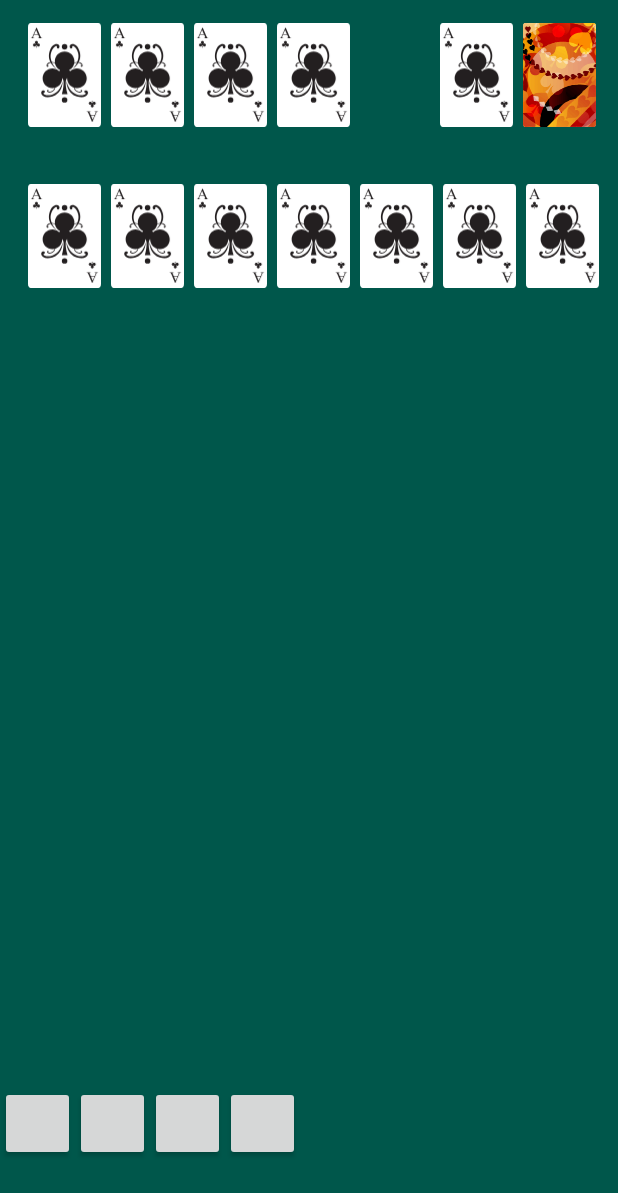
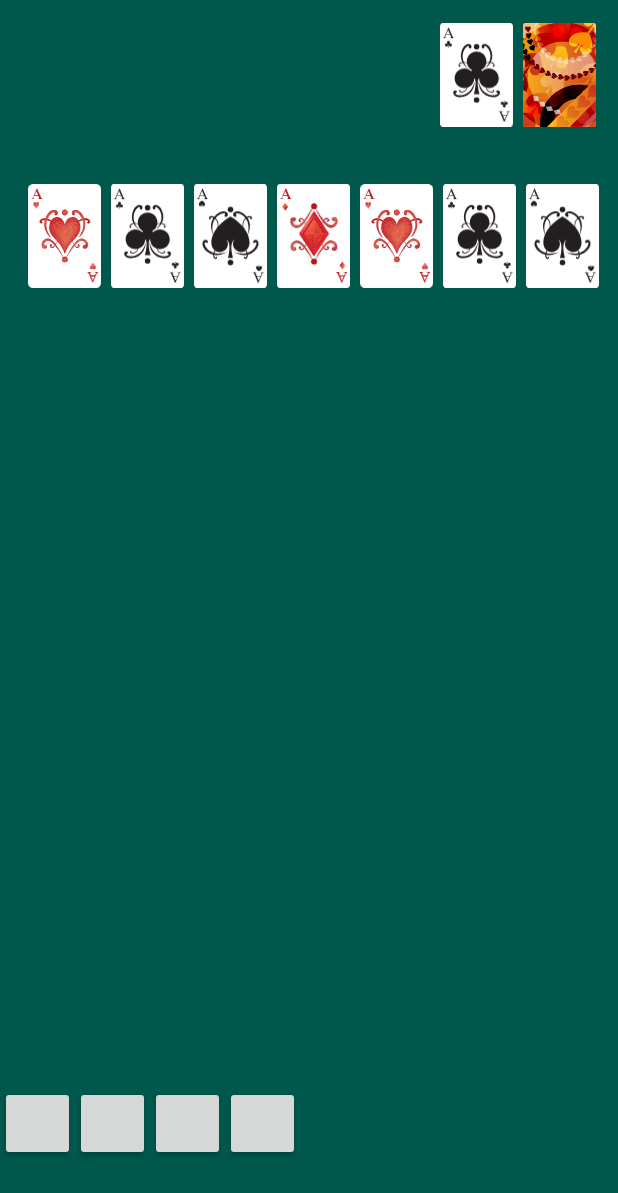
Before and after one commit to MinaToma/GameBox, an Android app: the screen it shows after launch (SolitairGameActivity), on a phone screen of 412 x 824 dp. Shown: the top 1193 px of the screen. Run offline under Robolectric (Android 15) with nearby library versions, the light colour scheme and no system bars.

Commit message:
rightStack and onClick for opened cards almost done 2

```diff
--- a/app/src/main/java/com/example/mina/gamebox/Card.java
+++ b/app/src/main/java/com/example/mina/gamebox/Card.java
@@ -31,8 +31,8 @@ public class Card extends android.support.v7.widget.AppCompatImageButton {
         if(name.contains("clubs")) {
             name = "clubs";
         }
-        else if(name.contains("diamond")) {
-            name = "diamond";
+        else if(name.contains("diamonds")) {
+            name = "diamonds";
         }
         else if(name.contains("hearts")) {
             name = "hearts";
--- a/app/src/main/java/com/example/mina/gamebox/SolitairGameActivity.java
+++ b/app/src/main/java/com/example/mina/gamebox/SolitairGameActivity.java
@@ -40,11 +40,11 @@ public class SolitairGameActivity extends AppCompatActivity {
         playCardStack = new ArrayList<Stack<Card>>();
         finishedCard = new ArrayList<Stack<Card>>();
 
+        initializeFinishedCardPosition();
         initializeCards();
         initializeDrawStack();
         initializeDrawnStackPosition();
         initializePlayCardPosition();
-        initializeFinishedCardPosition();
     }
 
 
@@ -198,7 +198,27 @@ public class SolitairGameActivity extends AppCompatActivity {
         {
             Log.i("min" ,Integer.toString(i));
             playCardPostion.add(new Pair<Float, Float>(x , y));
-            Card card = new Card(getBaseContext() , R.drawable.clubs1 , baseImageButton.getLayoutParams());
+            Card card;
+            if(i % 4 == 0){
+
+                card = new Card(getBaseContext() , R.drawable.hearts1 , baseImageButton.getLayoutParams());
+            }
+            else if(i % 4 == 1) {
+
+                card = new Card(getBaseContext(), R.drawable.clubs1, baseImageButton.getLayoutParams());
+            }
+            else if(i % 4 == 2)
+            {
+
+                card = new Card(getBaseContext() , R.drawable.spades1, baseImageButton.getLayoutParams());
+            }
+
+            else{
+
+                card = new Card(getBaseContext() , R.drawable.diamonds1 , baseImageButton.getLayoutParams());
+            }
+
+
             card.setPosition(playCardPostion.get(i));
             card.setPlay(true);
             card.setPlayPosition(i);
@@ -226,14 +246,19 @@ public class SolitairGameActivity extends AppCompatActivity {
             finishedCard.add(new Stack<Card>());
             Log.i("min" ,Integer.toString(i));
             finishedCardPosition.add(new Pair<Float, Float>(x , y));
-            Card card = new Card(getBaseContext() , R.drawable.clubs1 , baseImageButton.getLayoutParams());
-            card.setPosition(playCardPostion.get(i));
-            finisehedCardRelativeView.addView(card);
+            //Card card = new Card(getBaseContext() , R.drawable.clubs1 , baseImageButton.getLayoutParams());
+            //card.setPosition(playCardPostion.get(i));
+            //finisehedCardRelativeView.addView(card);
+            Log.i("min" , "ana " + Float.toString(finishedCardPosition.get(i).first) + " " + Float.toString(finishedCardPosition.get(i).second));
             x += cardWidth;
         }
     }
 
     private Card cardForFinished(int pos , Card card){
+        Log.i("min" , card.getName() + " " + Integer.toString(card.getNumber()) + " " + Integer.toString(pos));
+        Log.i("min" , Float.toString(finishedCardPosition.get(pos).first) + Float.toString(finishedCardPosition.get(pos).second));
+        card.setPosition(finishedCardPosition.get(pos));
+        finishedCard.get(pos).push(card);
 
         return card;
     }
@@ -259,8 +284,8 @@ public class SolitairGameActivity extends AppCompatActivity {
             Card card = ((Card) v);
 
             RelativeLayout finishedRelativeLayout = (RelativeLayout) findViewById(R.id.finishedCardsRelativeLayout);
-            int lastNumber = -1 , pos = 0;
-            Log.i("min" , card.getName());
+            int lastNumber = 0 , pos = -1;
+            Log.i("min" , card.getName() + " " + Integer.toString(card.getNumber()));
             switch(card.getName())
             {
                 case "hearts":
@@ -305,8 +330,8 @@ public class SolitairGameActivity extends AppCompatActivity {
             if(pos != -1){
                 RelativeLayout parentRelativeLayout = (RelativeLayout) card.getParent();
                 parentRelativeLayout.removeView(card);
+                finishedRelativeLayout.addView(card);
                 card = cardForFinished(pos , card);
-                finishedRelativeLayout.addView(card);
             }
         }
     };
```
